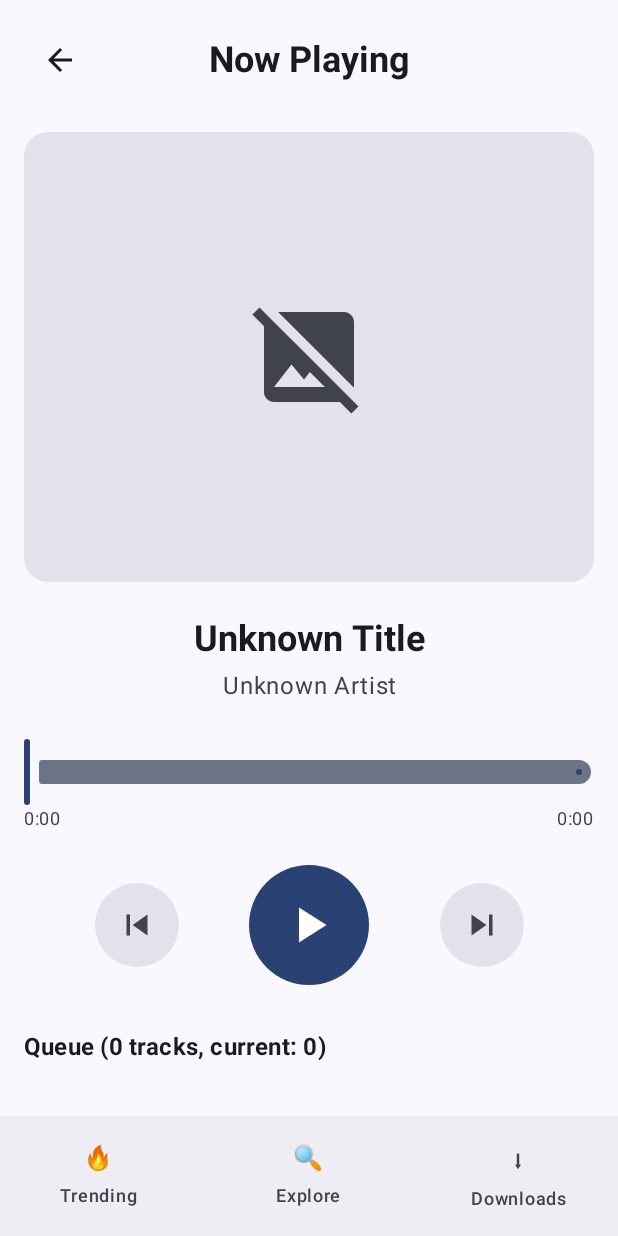
After one commit to Iamthankyou/MyMusic, an Android app built with Jetpack Compose: the PlayerRoute screen opened through its navigation route, on a phone screen of 412 x 824 dp. The commit adds this screen. Run offline under Robolectric (Android 15) with nearby library versions, the phone set to English and light mode, and no system bars; our stand-ins replace Dagger/Hilt's generated code, paging; libraries missing offline, so code that uses them is left out: com.jakewharton.retrofit2; network calls fail; pictures from the network do not load; 2 statements that could not run were skipped.

Commit message:
feature(playback): implement Now Playing screen and queue management, including navigation from MiniPlayer, playback controls, and state management enhancements

```diff
--- a/app/build.gradle.kts
+++ b/app/build.gradle.kts
@@ -62,6 +62,8 @@ dependencies {
     implementation(libs.androidx.compose.ui)
     implementation(libs.androidx.compose.ui.tooling.preview)
     implementation(libs.androidx.compose.material3)
+    implementation(libs.androidx.compose.material.icons.core)
+    implementation(libs.androidx.compose.material.icons.extended)
     implementation(libs.androidx.navigation.compose)
     implementation(libs.androidx.hilt.navigation.compose)
     implementation(libs.androidx.activity.compose)
--- a/app/src/main/java/com/example/mymusic/MainActivity.kt
+++ b/app/src/main/java/com/example/mymusic/MainActivity.kt
@@ -10,12 +10,16 @@ import androidx.compose.foundation.layout.Column
 import androidx.compose.foundation.layout.padding
 import androidx.compose.ui.Modifier
 import androidx.compose.runtime.Composable
+import androidx.compose.runtime.collectAsState
+import androidx.compose.runtime.getValue
 import androidx.compose.ui.tooling.preview.Preview
 import androidx.navigation.compose.NavHost
 import androidx.navigation.compose.composable
+import androidx.navigation.compose.currentBackStackEntryAsState
 import androidx.navigation.compose.rememberNavController
 import com.example.mymusic.presentation.home.trending.TrendingScreen
 import com.example.mymusic.presentation.player.MiniPlayer
+import com.example.mymusic.presentation.player.PlayerRoute
 import com.example.mymusic.presentation.navigation.BottomNavBar
 import com.example.mymusic.ui.theme.MyMusicTheme
 import dagger.hilt.android.AndroidEntryPoint
@@ -27,10 +31,15 @@ class MainActivity : ComponentActivity() {
         setContent {
             MyMusicTheme {
                 val navController = rememberNavController()
+                val currentRoute by navController.currentBackStackEntryAsState()
+                val isPlayerScreen = currentRoute?.destination?.route == "player"
+
                 Scaffold(
                     bottomBar = {
                         Column {
-                            MiniPlayer()
+                            if (!isPlayerScreen) {
+                                MiniPlayer(navController = navController)
+                            }
                             BottomNavBar(navController)
                         }
                     }
@@ -43,6 +52,7 @@ class MainActivity : ComponentActivity() {
                         composable("trending") { TrendingScreen() }
                         composable("explore") { PlaceholderScreen(title = "Explore") }
                         composable("downloads") { PlaceholderScreen(title = "Downloads") }
+                        composable("player") { PlayerRoute(navController) }
                     }
                 }
             }
--- a/app/src/main/java/com/example/mymusic/presentation/home/trending/TrendingScreen.kt
+++ b/app/src/main/java/com/example/mymusic/presentation/home/trending/TrendingScreen.kt
@@ -10,7 +10,9 @@ import androidx.compose.material3.ListItem
 import androidx.compose.material3.MaterialTheme
 import androidx.compose.material3.Text
 import androidx.compose.runtime.Composable
+import androidx.compose.runtime.LaunchedEffect
 import androidx.compose.runtime.getValue
+import androidx.compose.runtime.collectAsState
 import androidx.compose.ui.Alignment
 import androidx.compose.ui.Modifier
 import androidx.compose.ui.unit.dp
@@ -30,6 +32,13 @@ import javax.inject.Inject
 @Composable
 fun TrendingScreen(viewModel: TrendingViewModel = hiltViewModel()) {
     val items: LazyPagingItems<Track> = viewModel.pagingData.collectAsLazyPagingItems()
+
+    // Update loaded tracks when paging data changes
+    LaunchedEffect(items.itemSnapshotList) {
+        val tracks = items.itemSnapshotList.items
+        viewModel.updateLoadedTracks(tracks)
+    }
+
     Column(modifier = Modifier.fillMaxSize()) {
         Text(
             text = "Trending Tracks",
--- /dev/null
+++ b/app/src/main/java/com/example/mymusic/presentation/player/PlayerRoute.kt
@@ -0,0 +1,355 @@
+package com.example.mymusic.presentation.player
+
+import androidx.compose.foundation.Image
+import androidx.compose.foundation.background
+import androidx.compose.foundation.clickable
+import androidx.compose.foundation.layout.*
+import androidx.compose.foundation.lazy.LazyColumn
+import androidx.compose.foundation.lazy.itemsIndexed
+import androidx.compose.foundation.shape.CircleShape
+import androidx.compose.foundation.shape.RoundedCornerShape
+import androidx.compose.material.icons.Icons
+import androidx.compose.material.icons.filled.ArrowBack
+import androidx.compose.material.icons.filled.PlayArrow
+import androidx.compose.material.icons.filled.Pause
+import androidx.compose.material.icons.filled.SkipNext
+import androidx.compose.material.icons.filled.SkipPrevious
+import androidx.compose.material.icons.filled.ImageNotSupported
+import androidx.compose.material3.*
+import androidx.compose.runtime.*
+import androidx.compose.ui.Alignment
+import androidx.compose.ui.Modifier
+import androidx.compose.ui.draw.clip
+import androidx.compose.ui.graphics.Color
+import androidx.compose.ui.layout.ContentScale
+import androidx.compose.ui.platform.LocalContext
+import androidx.compose.ui.text.font.FontWeight
+import androidx.compose.ui.text.style.TextAlign
+import androidx.compose.ui.text.style.TextOverflow
+import androidx.compose.ui.unit.dp
+import androidx.compose.ui.unit.sp
+import androidx.hilt.navigation.compose.hiltViewModel
+import androidx.navigation.NavController
+import coil.compose.AsyncImage
+import coil.request.ImageRequest
+import com.example.mymusic.domain.model.Track
+import com.example.mymusic.playback.PlaybackController
+import kotlin.math.floor
+
+@Composable
+fun PlayerRoute(
+    navController: NavController,
+    viewModel: PlayerViewModel = hiltViewModel()
+) {
+    val context = LocalContext.current
+    val playbackController = viewModel.playbackController
+    val state by playbackController.state.collectAsState()
+    val queue by playbackController.queue.collectAsState()
+    val currentIndex by playbackController.currentIndex.collectAsState()
+
+    Column(
+        modifier = Modifier
+            .fillMaxSize()
+            .background(MaterialTheme.colorScheme.background)
+            .padding(16.dp)
+    ) {
+        // Header with back button
+        Row(
+            modifier = Modifier.fillMaxWidth(),
+            horizontalArrangement = Arrangement.SpaceBetween,
+            verticalAlignment = Alignment.CenterVertically
+        ) {
+            IconButton(onClick = { navController.navigateUp() }) {
+                Icon(
+                    imageVector = Icons.Default.ArrowBack,
+                    contentDescription = "Back",
+                    tint = MaterialTheme.colorScheme.onBackground
+                )
+            }
+            Text(
+                text = "Now Playing",
+                style = MaterialTheme.typography.headlineSmall,
+                fontWeight = FontWeight.Bold
+            )
+            Spacer(modifier = Modifier.width(48.dp))
+        }
+
+        Spacer(modifier = Modifier.height(24.dp))
+
+        // Artwork
+        Box(
+            modifier = Modifier
+                .fillMaxWidth()
+                .height(300.dp)
+                .clip(RoundedCornerShape(16.dp))
+        ) {
+            if (state.artworkUrl != null) {
+                AsyncImage(
+                    model = ImageRequest.Builder(context)
+                        .data(state.artworkUrl)
+                        .crossfade(true)
+                        .build(),
+                    contentDescription = "Album Artwork",
+                    modifier = Modifier.fillMaxSize(),
+                    contentScale = ContentScale.Crop
+                )
+            } else {
+                Box(
+                    modifier = Modifier
+                        .fillMaxSize()
+                        .background(MaterialTheme.colorScheme.surfaceVariant),
+                    contentAlignment = Alignment.Center
+                ) {
+                    Icon(
+                        imageVector = Icons.Default.ImageNotSupported,
+                        modifier = Modifier.size(80.dp),
+                        tint = MaterialTheme.colorScheme.onSurfaceVariant,
+                        contentDescription = "No Artwork"
+                    )
+                }
+            }
+        }
+
+        Spacer(modifier = Modifier.height(24.dp))
+
+        // Track Info
+        Column(
+            modifier = Modifier.fillMaxWidth(),
+            horizontalAlignment = Alignment.CenterHorizontally
+        ) {
+            Text(
+                text = state.title.ifEmpty { "Unknown Title" },
+                style = MaterialTheme.typography.headlineSmall,
+                fontWeight = FontWeight.Bold,
+                textAlign = TextAlign.Center,
+                maxLines = 2,
+                overflow = TextOverflow.Ellipsis
+            )
+            Spacer(modifier = Modifier.height(8.dp))
+            Text(
+                text = state.artist.ifEmpty { "Unknown Artist" },
+                style = MaterialTheme.typography.bodyLarge,
+                color = MaterialTheme.colorScheme.onSurfaceVariant,
+                textAlign = TextAlign.Center,
+                maxLines = 1,
+                overflow = TextOverflow.Ellipsis
+            )
+        }
+
+        Spacer(modifier = Modifier.height(24.dp))
+
+        // Progress Bar
+        Column(modifier = Modifier.fillMaxWidth()) {
+            Slider(
+                value = state.positionMs.toFloat(),
+                onValueChange = { position ->
+                    playbackController.seekTo(position.toLong())
+                },
+                valueRange = 0f..state.durationMs.toFloat().coerceAtLeast(1f),
+                modifier = Modifier.fillMaxWidth()
+            )
+            Row(
+                modifier = Modifier.fillMaxWidth(),
+                horizontalArrangement = Arrangement.SpaceBetween
+            ) {
+                Text(
+                    text = formatDuration(state.positionMs),
+                    style = MaterialTheme.typography.bodySmall,
+                    color = MaterialTheme.colorScheme.onSurfaceVariant
+                )
+                Text(
+                    text = formatDuration(state.durationMs),
+                    style = MaterialTheme.typography.bodySmall,
+                    color = MaterialTheme.colorScheme.onSurfaceVariant
+                )
+            }
+        }
+
+        Spacer(modifier = Modifier.height(24.dp))
+
+        // Playback Controls
+        Row(
+            modifier = Modifier.fillMaxWidth(),
+            horizontalArrangement = Arrangement.SpaceEvenly,
+            verticalAlignment = Alignment.CenterVertically
+        ) {
+            // Previous Button
+            IconButton(
+                onClick = { playbackController.skipPrevious() },
+                modifier = Modifier
+                    .size(56.dp)
+                    .background(
+                        color = MaterialTheme.colorScheme.surfaceVariant,
+                        shape = CircleShape
+                    )
+            ) {
+                Icon(
+                    imageVector = Icons.Default.SkipPrevious,
+                    contentDescription = "Previous",
+                    modifier = Modifier.size(28.dp),
+                    tint = MaterialTheme.colorScheme.onSurfaceVariant
+                )
+            }
+
+            // Play/Pause Button
+            IconButton(
+                onClick = { playbackController.togglePlayPause() },
+                modifier = Modifier
+                    .size(80.dp)
+                    .background(
+                        color = MaterialTheme.colorScheme.primary,
+                        shape = CircleShape
+                    )
+            ) {
+                Icon(
+                    imageVector = if (state.isPlaying) Icons.Default.Pause else Icons.Default.PlayArrow,
+                    contentDescription = if (state.isPlaying) "Pause" else "Play",
+                    modifier = Modifier.size(40.dp),
+                    tint = MaterialTheme.colorScheme.onPrimary
+                )
+            }
+
+            // Next Button
+            IconButton(
+                onClick = { playbackController.skipNext() },
+                modifier = Modifier
+                    .size(56.dp)
+                    .background(
+                        color = MaterialTheme.colorScheme.surfaceVariant,
+                        shape = CircleShape
+                    )
+            ) {
+                Icon(
+                    imageVector = Icons.Default.SkipNext,
+                    contentDescription = "Next",
+                    modifier = Modifier.size(28.dp),
+                    tint = MaterialTheme.colorScheme.onSurfaceVariant
+                )
+            }
+        }
+
+        Spacer(modifier = Modifier.height(32.dp))
+
+        // Queue Section
+        Text(
+            text = "Queue (${queue.size} tracks, current: $currentIndex)",
+            style = MaterialTheme.typography.titleMedium,
+            fontWeight = FontWeight.Bold,
+            modifier = Modifier.padding(bottom = 16.dp)
+        )
+
+        if (queue.isNotEmpty()) {
+
+            LazyColumn(
+                modifier = Modifier.weight(1f),
+                verticalArrangement = Arrangement.spacedBy(8.dp)
+            ) {
+                itemsIndexed(queue) { index, track ->
+                    QueueItem(
+                        track = track,
+                        isCurrentTrack = index == currentIndex,
+                        onClick = { playbackController.playAt(index) }
+                    )
+                }
+            }
+        }
+    }
+}
+
+@Composable
+private fun QueueItem(
+    track: Track,
+    isCurrentTrack: Boolean,
+    onClick: () -> Unit
+) {
+    val backgroundColor = if (isCurrentTrack) {
+        MaterialTheme.colorScheme.primaryContainer
+    } else {
+        MaterialTheme.colorScheme.surface
+    }
+
+    val textColor = if (isCurrentTrack) {
+        MaterialTheme.colorScheme.onPrimaryContainer
+    } else {
+        MaterialTheme.colorScheme.onSurface
+    }
+
+    Row(
+        modifier = Modifier
+            .fillMaxWidth()
+            .background(backgroundColor, RoundedCornerShape(8.dp))
+            .clickable { onClick() }
+            .padding(12.dp),
+        verticalAlignment = Alignment.CenterVertically
+    ) {
+        // Track artwork
+        Box(
+            modifier = Modifier
+                .size(48.dp)
+                .clip(RoundedCornerShape(4.dp))
+        ) {
+            if (track.artworkUrl != null) {
+                AsyncImage(
+                    model = track.artworkUrl,
+                    contentDescription = "Track Artwork",
+                    modifier = Modifier.fillMaxSize(),
+                    contentScale = ContentScale.Crop
+                )
+            } else {
+                Box(
+                    modifier = Modifier
+                        .fillMaxSize()
+                        .background(MaterialTheme.colorScheme.surfaceVariant),
+                    contentAlignment = Alignment.Center
+                ) {
+                    Icon(
+                        imageVector = Icons.Default.ImageNotSupported,
+                        modifier = Modifier.size(24.dp),
+                        tint = MaterialTheme.colorScheme.onSurfaceVariant,
+                        contentDescription = "No Artwork"
+                    )
+                }
+            }
+        }
+
+        Spacer(modifier = Modifier.width(12.dp))
+
+        // Track info
+        Column(
+            modifier = Modifier.weight(1f)
+        ) {
+            Text(
+                text = track.title,
+                style = MaterialTheme.typography.bodyMedium,
+                fontWeight = FontWeight.Medium,
+                color = textColor,
+                maxLines = 1,
+                overflow = TextOverflow.Ellipsis
+            )
+            Text(
+                text = track.artist,
+                style = MaterialTheme.typography.bodySmall,
+                color = textColor.copy(alpha = 0.7f),
+                maxLines = 1,
+                overflow = TextOverflow.Ellipsis
+            )
+        }
+
+        // Duration
+        Text(
+            text = formatDuration(track.durationMs),
+            style = MaterialTheme.typography.bodySmall,
+            color = textColor.copy(alpha = 0.7f)
+        )
+    }
+}
+
+private fun formatDuration(durationMs: Long): String {
+    if (durationMs <= 0) return "0:00"
+
+    val totalSeconds = floor(durationMs / 1000.0).toInt()
+    val minutes = totalSeconds / 60
+    val seconds = totalSeconds % 60
+
+    return String.format("%d:%02d", minutes, seconds)
+}
--- a/app/src/main/java/com/example/mymusic/presentation/player/PlayerViewModel.kt
+++ b/app/src/main/java/com/example/mymusic/presentation/player/PlayerViewModel.kt
@@ -13,11 +13,11 @@ import javax.inject.Inject
 
 @HiltViewModel
 class PlayerViewModel @Inject constructor(
-    private val controller: PlaybackController
+    val playbackController: PlaybackController
 ) : ViewModel() {
-    val nowPlaying: StateFlow<NowPlayingState> = controller.state
+    val nowPlaying: StateFlow<NowPlayingState> = playbackController.state
         .stateIn(viewModelScope, SharingStarted.Eagerly, NowPlayingState())
 
-    fun toggle() = controller.togglePlayPause()
-    fun seekTo(positionMs: Long) = controller.seekTo(positionMs)
+    fun toggle() = playbackController.togglePlayPause()
+    fun seekTo(positionMs: Long) = playbackController.seekTo(positionMs)
 }
--- a/gradle/libs.versions.toml
+++ b/gradle/libs.versions.toml
@@ -44,6 +44,8 @@ androidx-compose-bom = { group = "androidx.compose", name = "compose-bom", versi
 androidx-compose-ui = { group = "androidx.compose.ui", name = "ui" }
 androidx-compose-ui-tooling-preview = { group = "androidx.compose.ui", name = "ui-tooling-preview" }
 androidx-compose-material3 = { group = "androidx.compose.material3", name = "material3" }
+androidx-compose-material-icons-core = { group = "androidx.compose.material", name = "material-icons-core" }
+androidx-compose-material-icons-extended = { group = "androidx.compose.material", name = "material-icons-extended" }
 androidx-navigation-compose = { group = "androidx.navigation", name = "navigation-compose", version.ref = "navigation" }
 androidx-activity-compose = { group = "androidx.activity", name = "activity-compose", version.ref = "activity-compose" }
 androidx-lifecycle-runtime-compose = { group = "androidx.lifecycle", name = "lifecycle-runtime-compose", version.ref = "lifecycle" }
```
Also changed, not shown: app/src/main/java/com/example/mymusic/playback/PlaybackController.kt (+74 -0 lines), app/src/main/java/com/example/mymusic/presentation/home/trending/TrendingViewModel.kt (+28 -0 lines), app/src/main/java/com/example/mymusic/presentation/player/MiniPlayer.kt (+10 -1 lines), 1 other file.
